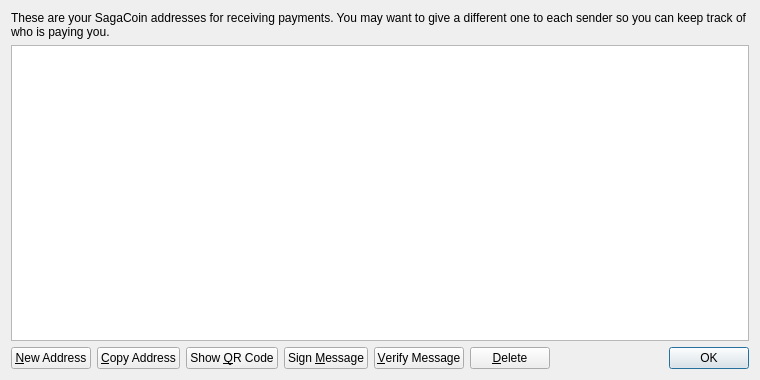
The window that src/qt/forms/addressbookpage.ui (AShelter/DemoCoin) describes before a commit, drawn with Qt 5.
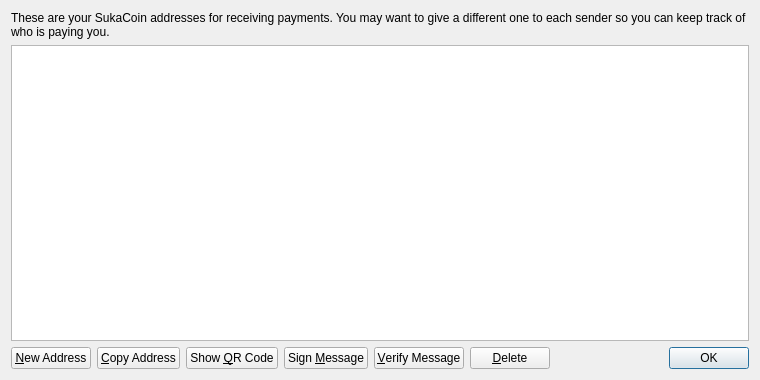
The same window after the commit.

```diff
--- a/src/qt/forms/addressbookpage.ui
+++ b/src/qt/forms/addressbookpage.ui
@@ -17,7 +17,7 @@
    <item>
     <widget class="QLabel" name="labelExplanation">
      <property name="text">
-      <string>These are your SagaCoin addresses for receiving payments. You may want to give a different one to each sender so you can keep track of who is paying you.</string>
+      <string>These are your SukaCoin addresses for receiving payments. You may want to give a different one to each sender so you can keep track of who is paying you.</string>
      </property>
      <property name="textFormat">
       <enum>Qt::PlainText</enum>
```
Left out of the diff: 4 changed lines with no effect on the pictures.
